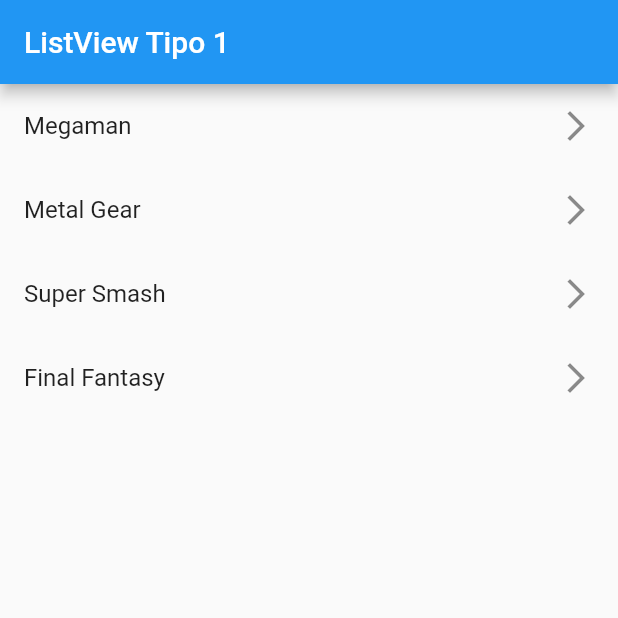
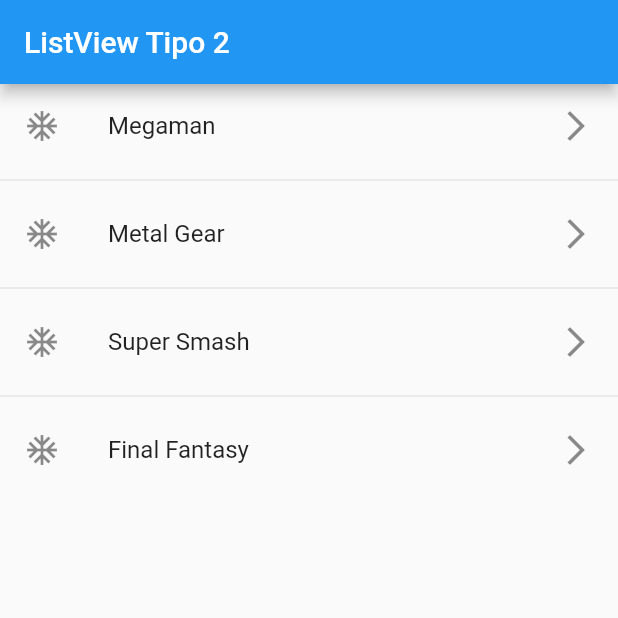
Before and after one commit to mazgeco/fl_components, a Flutter app: the screen it shows after launch, on a phone screen of 412 x 824 dp, the top half of it. Run offline on Flutter 3.47's test engine with Material 2 defaults, Android fonts, the phone set to English and light mode, and no system bars.

Commit message:
Cambio 2

```diff
--- a/lib/main.dart
+++ b/lib/main.dart
@@ -1,6 +1,6 @@
 import 'package:flutter/material.dart';
 
-import 'package:fl_components/screens/listview1_screen.dart';
+import 'package:fl_components/screens/listview2_screen.dart';
 
 void main() => runApp(MyApp());
 
@@ -12,7 +12,7 @@ class MyApp extends StatelessWidget {
     return MaterialApp(
       debugShowCheckedModeBanner: false,
       title: 'Material App',
-      home: ListView1Screen()
+      home: ListView2Screen()
     );
   }
 }
--- a/lib/screens/listview1_screen.dart
+++ b/lib/screens/listview1_screen.dart
@@ -17,7 +17,7 @@ class ListView1Screen extends StatelessWidget {
           ...options.map(
             (game) => ListTile(
               title: Text(game),
-              trailing: Icon(Icons.arrow_forward_ios_outlined),
+              trailing: const Icon(Icons.arrow_forward_ios_outlined),
             )
           ).toList()
         ],
--- /dev/null
+++ b/lib/screens/listview2_screen.dart
@@ -0,0 +1,26 @@
+import 'package:flutter/material.dart';
+
+class ListView2Screen extends StatelessWidget {
+
+  final options = const['Megaman', 'Metal Gear', 'Super Smash', 'Final Fantasy'];
+
+  const ListView2Screen({Key? key}) : super(key: key);
+
+  @override
+  Widget build(BuildContext context) {
+    return Scaffold(
+      appBar: AppBar(
+        title: const Text('ListView Tipo 2'),
+      ),
+      body: ListView.separated(
+        itemCount: options.length,
+        separatorBuilder: (_, __) => const Divider(),
+        itemBuilder: (context, index) => ListTile(
+          leading: const Icon(Icons.ac_unit),
+          title: Text(options[index]),
+          trailing: const Icon(Icons.arrow_forward_ios_outlined)
+        )
+      )
+    );
+  }
+}
```
